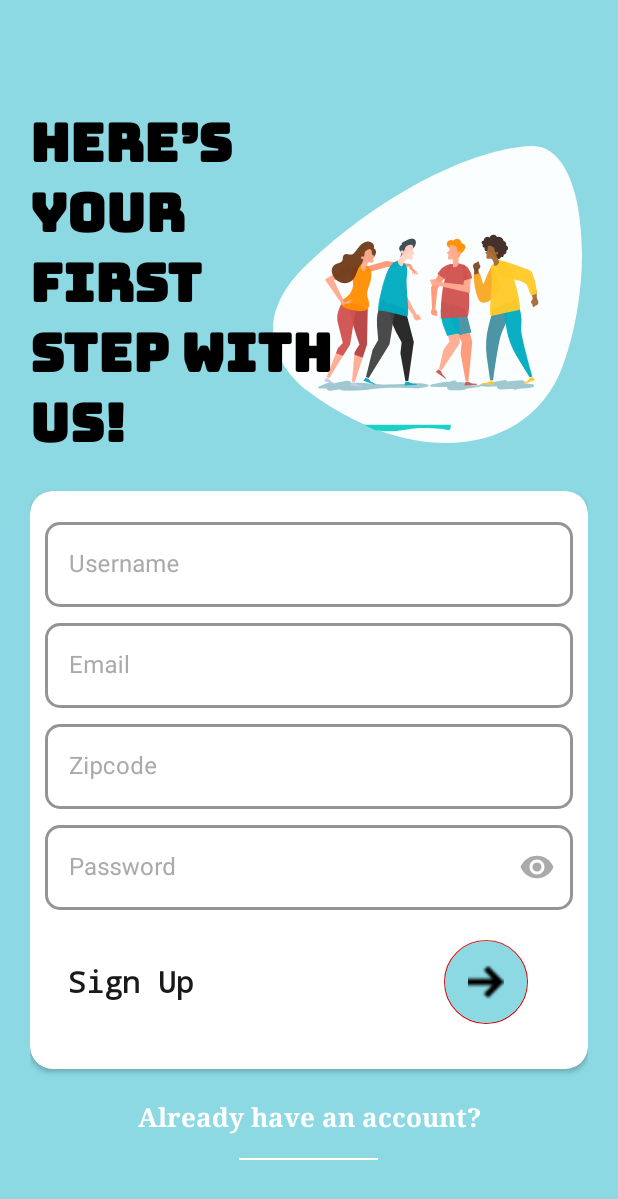
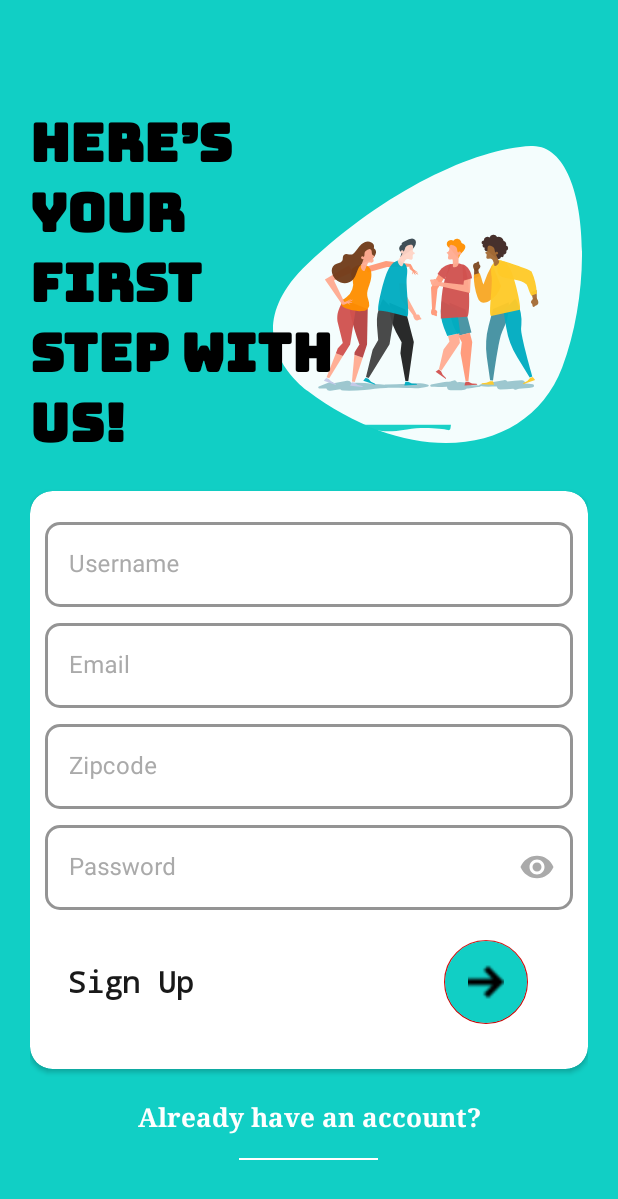
Before and after one commit to nikim178/BookBuzz-1, an Android app: the UserRegistration2 screen opened directly, with no data from a screen before it, on a phone screen of 412 x 824 dp. Shown: the top 1199 px of the screen. Run offline under Robolectric (Android 15) with nearby library versions, the phone set to English and light mode, and no system bars; our stand-ins replace Firebase (no records; nobody signed in at launch, a user with empty details on screens opened directly).

```diff
--- a/app/src/main/res/layout/activity_user_login2.xml
+++ b/app/src/main/res/layout/activity_user_login2.xml
@@ -127,7 +127,7 @@
                 android:layout_marginTop="20dp"
                 android:layout_marginEnd="30dp"
                 android:layout_marginBottom="20dp"
-                android:backgroundTint="#8CD9E3"
+                android:backgroundTint="#11cfc5"
                 android:elevation="0dp"
                 android:transitionName="float_trans"
                 android:src="@drawable/farrow"
--- a/app/src/main/res/layout/activity_user_registration2.xml
+++ b/app/src/main/res/layout/activity_user_registration2.xml
@@ -5,7 +5,7 @@
     android:layout_width="match_parent"
     android:layout_height="match_parent"
     android:layout_gravity="center"
-    android:background="#8CD9E3"
+    android:background="#11cfc5"
     android:focusableInTouchMode="true"
     android:gravity="center"
     tools:context=".UserRegistration2">
@@ -181,7 +181,7 @@
                             android:layout_marginTop="20dp"
                             android:layout_marginEnd="30dp"
                             android:layout_marginBottom="20dp"
-                            android:backgroundTint="#8CD9E3"
+                            android:backgroundTint="#11cfc5"
                             android:elevation="0dp"
                             android:transitionName="float_trans"
                             android:src="@drawable/farrow"
```
